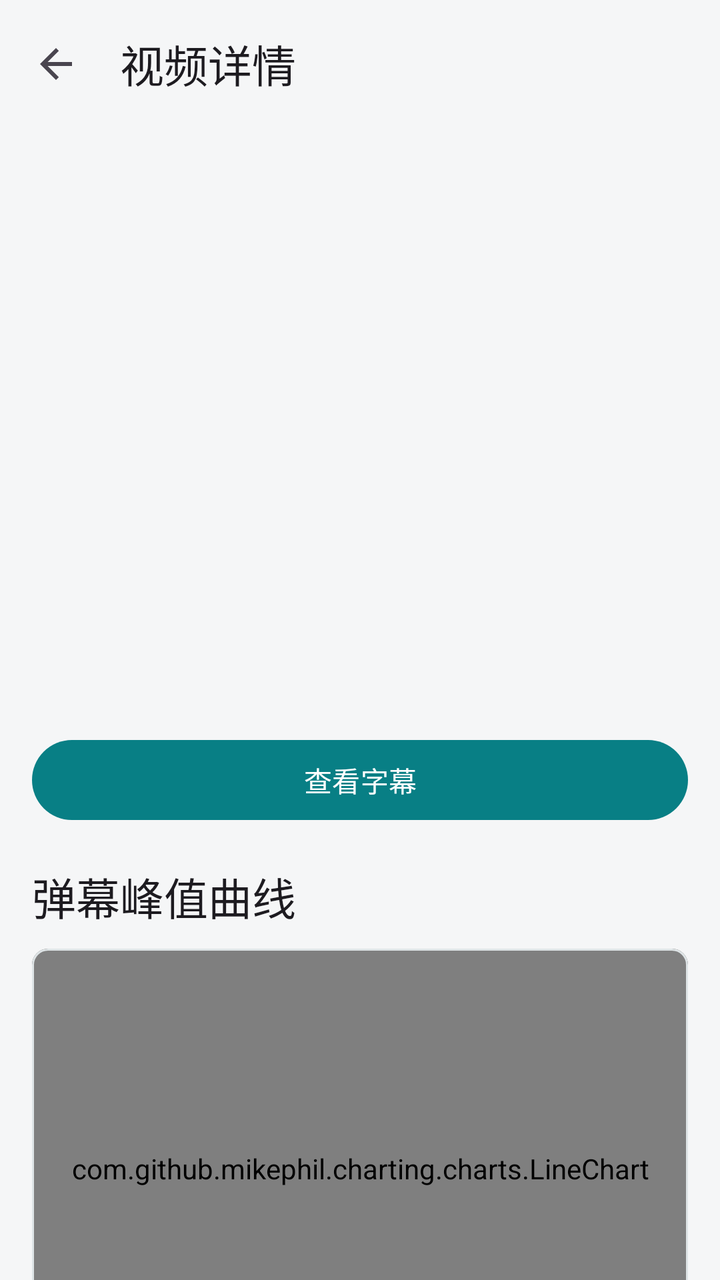
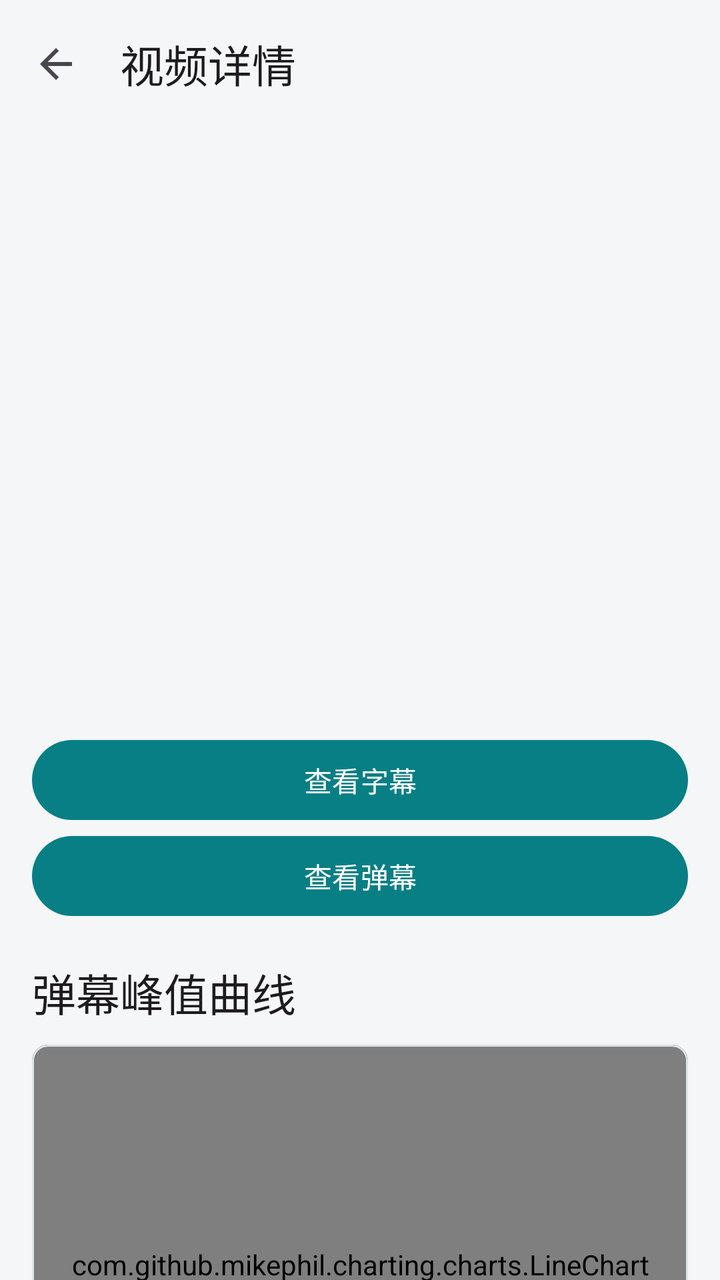

The first picture is an Android layout as it rendered before a commit; the second is the same layout after the commit. The layout source and the unified diff follow.
<!-- AndroidManifest.xml: application theme Theme.EncyclopediaApp -->
<!-- res/layout/activity_video_detail.xml -->
<?xml version="1.0" encoding="utf-8"?>
<LinearLayout xmlns:android="http://schemas.android.com/apk/res/android"
    xmlns:app="http://schemas.android.com/apk/res-auto"
    android:layout_width="match_parent"
    android:layout_height="match_parent"
    android:fitsSystemWindows="true"
    android:orientation="vertical">

    <com.google.android.material.appbar.MaterialToolbar
        android:id="@+id/toolbar"
        android:layout_width="match_parent"
        android:layout_height="?attr/actionBarSize"
        android:background="@color/background"
        app:navigationIcon="@drawable/ic_back"
        app:title="视频详情"
        app:titleTextAppearance="@style/TextAppearance.Material3.TitleLarge" />

    <androidx.core.widget.NestedScrollView
        android:layout_width="match_parent"
        android:layout_height="match_parent"
        android:clipToPadding="false"
        android:paddingBottom="24dp">

    <LinearLayout
        android:layout_width="match_parent"
        android:layout_height="wrap_content"
        android:orientation="vertical">

        <androidx.constraintlayout.widget.ConstraintLayout
            android:layout_width="match_parent" android:layout_height="wrap_content">
            <com.google.android.material.imageview.ShapeableImageView
                android:id="@+id/cover" android:layout_width="0dp" android:layout_height="0dp"
                android:importantForAccessibility="no" android:scaleType="centerCrop"
                app:layout_constraintStart_toStartOf="parent" app:layout_constraintEnd_toEndOf="parent"
                app:layout_constraintTop_toTopOf="parent" app:layout_constraintBottom_toBottomOf="parent"
                app:layout_constraintDimensionRatio="16:9" />
        </androidx.constraintlayout.widget.ConstraintLayout>

        <LinearLayout
            android:layout_width="match_parent"
            android:layout_height="wrap_content"
            android:orientation="vertical"
            android:padding="16dp">

            <TextView
                android:id="@+id/title"
                android:layout_width="match_parent"
                android:layout_height="wrap_content"
                android:textAppearance="@style/TextAppearance.Material3.HeadlineSmall" />

            <TextView
                android:id="@+id/meta"
                android:layout_width="match_parent"
                android:layout_height="wrap_content"
                android:layout_marginTop="6dp"
                android:textAppearance="@style/TextAppearance.Material3.BodyMedium" />

            <LinearLayout
                android:id="@+id/statGrid"
                android:layout_width="match_parent"
                android:layout_height="wrap_content"
                android:layout_marginTop="14dp"
                android:orientation="vertical" />

            <Button
                android:id="@+id/openSubtitles"
                android:layout_width="match_parent"
                android:layout_height="48dp"
                android:layout_marginTop="12dp"
                android:text="查看字幕" />

            <TextView
                android:layout_width="wrap_content"
                android:layout_height="wrap_content"
                android:layout_marginTop="18dp"
                android:text="弹幕峰值曲线"
                android:textAppearance="@style/TextAppearance.Material3.TitleLarge" />

            <com.google.android.material.card.MaterialCardView
                android:layout_width="match_parent"
                android:layout_height="wrap_content"
                android:layout_marginTop="10dp"
                app:cardBackgroundColor="?attr/colorSurface"
                app:cardCornerRadius="8dp"
                app:cardElevation="0dp">

                <com.github.mikephil.charting.charts.LineChart
                    android:id="@+id/peakChart"
                    android:layout_width="match_parent"
                    android:layout_height="@dimen/chart_height_detail"
                    android:padding="10dp" />
            </com.google.android.material.card.MaterialCardView>

            <TextView
                android:layout_width="wrap_content"
                android:layout_height="wrap_content"
                android:layout_marginTop="18dp"
                android:text="标签"
                android:textAppearance="@style/TextAppearance.Material3.TitleLarge" />

            <com.google.android.material.chip.ChipGroup
                android:id="@+id/tagChips"
                android:layout_width="match_parent"
                android:layout_height="wrap_content"
                app:chipSpacingHorizontal="8dp"
                app:chipSpacingVertical="4dp" />

            <TextView
                android:id="@+id/desc"
                android:layout_width="match_parent"
                android:layout_height="wrap_content"
                android:layout_marginTop="14dp"
                android:textAppearance="@style/TextAppearance.Material3.BodyMedium" />

            <TextView
                android:id="@+id/peakInfo"
                android:layout_width="match_parent"
                android:layout_height="wrap_content"
                android:layout_marginTop="14dp"
                android:lineSpacingExtra="3dp"
                android:textAppearance="@style/TextAppearance.Material3.BodyMedium" />

            <Button
                android:id="@+id/openBili"
                android:layout_width="match_parent"
                android:layout_height="48dp"
                android:layout_marginTop="18dp"
                android:text="在 B 站打开" />
        </LinearLayout>
    </LinearLayout>
    </androidx.core.widget.NestedScrollView>
</LinearLayout>
<!-- resources referenced by this layout -->
<resources>
  <color name="background">#F5F6F7</color>
  <dimen name="chart_height_detail">220dp</dimen>
  <!-- drawable ic_back (drawable) -->
  <vector xmlns:android="http://schemas.android.com/apk/res/android"
      android:width="24dp" android:height="24dp" android:viewportWidth="24" android:viewportHeight="24">
      <path android:fillColor="?attr/colorControlNormal" android:pathData="M20,11H7.83l5.59,-5.59L12,4l-8,8 8,8 1.41,-1.41L7.83,13H20v-2z"/>
  </vector>
  <style name="Theme.EncyclopediaApp" parent="Theme.Material3.DayNight.NoActionBar">
          <item name="colorPrimary">@color/primary</item>
          <item name="colorOnPrimary">@color/on_primary</item>
          <item name="colorPrimaryContainer">@color/primary_container</item>
          <item name="colorOnPrimaryContainer">@color/text_primary</item>
          <item name="colorOnSurface">@color/text_primary</item>
          <item name="colorOnSurfaceVariant">@color/text_secondary</item>
          <item name="colorOutline">@color/divider</item>
          <item name="materialCardViewStyle">@style/Widget.Encyclopedia.Card</item>
          <item name="colorSurface">@color/card</item>
          <item name="android:colorBackground">@color/background</item>
          <item name="android:statusBarColor">@color/background</item>
          <item name="android:windowLightStatusBar" tools:targetApi="m">true</item>
          <item name="android:navigationBarColor">@color/surface</item>
          <item name="android:windowLightNavigationBar" tools:targetApi="o_mr1">true</item>
          <item name="android:windowBackground">@color/background</item>
      </style>
  <color name="primary">#087F85</color>
  <color name="on_primary">#FFFFFF</color>
  <color name="primary_container">#D7EFF0</color>
  <color name="text_primary">#202629</color>
  <color name="text_secondary">#606C71</color>
  <color name="divider">#DEE4E6</color>
  <style name="Widget.Encyclopedia.Card" parent="Widget.Material3.CardView.Outlined">
          <item name="cardCornerRadius">8dp</item>
          <item name="cardElevation">0dp</item>
          <item name="strokeColor">@color/divider</item>
          <item name="strokeWidth">1dp</item>
      </style>
  <color name="card">#FFFFFF</color>
  <color name="surface">#FFFFFF</color>
</resources>

<!-- the commit's change to res/layout/activity_video_detail.xml (unified diff, before → after) -->
@@ -69,6 +69,13 @@
                 android:layout_marginTop="12dp"
                 android:text="查看字幕" />
 
+            <Button
+                android:id="@+id/openDanmaku"
+                android:layout_width="match_parent"
+                android:layout_height="wrap_content"
+                android:minHeight="48dp"
+                android:text="查看弹幕" />
+
             <TextView
                 android:layout_width="wrap_content"
                 android:layout_height="wrap_content"
